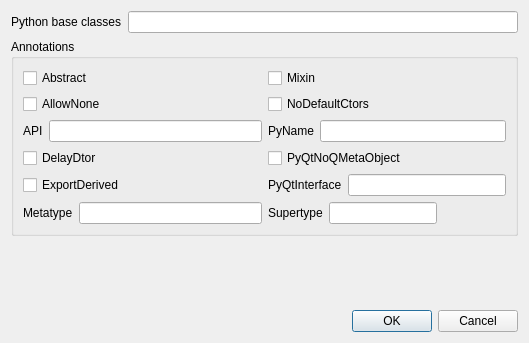
First picture: the form in metasip/api_editor/Designer/ClassPropertiesBase.ui, repository Python-SIP/metasip, before the edit.
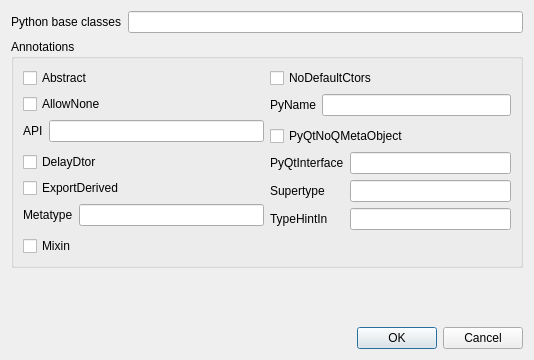
Second picture: the form after the edit.

Commit message: Added support for /TypeHintIn/ and /TypeHintOut/.

What changed in the file:
```diff
--- a/metasip/api_editor/Designer/ClassPropertiesBase.ui
+++ b/metasip/api_editor/Designer/ClassPropertiesBase.ui
@@ -6,8 +6,8 @@
    <rect>
     <x>0</x>
     <y>0</y>
-    <width>529</width>
-    <height>343</height>
+    <width>534</width>
+    <height>360</height>
    </rect>
   </property>
   <property name="windowTitle">
@@ -42,9 +42,9 @@
        </widget>
       </item>
       <item row="0" column="1">
-       <widget class="QCheckBox" name="mixinCb">
+       <widget class="QCheckBox" name="nodefaultctorsCb">
         <property name="text">
-         <string>Mixin</string>
+         <string>NoDefaultCtors</string>
         </property>
        </widget>
       </item>
@@ -55,14 +55,21 @@
         </property>
        </widget>
       </item>
-      <item row="1" column="1">
-       <widget class="QCheckBox" name="nodefaultctorsCb">
-        <property name="text">
-         <string>NoDefaultCtors</string>
-        </property>
-       </widget>
+      <item row="1" column="1" rowspan="2">
+       <layout class="QFormLayout" name="formLayout_5">
+        <item row="0" column="0">
+         <widget class="QLabel" name="label_2">
+          <property name="text">
+           <string>PyName</string>
+          </property>
+         </widget>
+        </item>
+        <item row="0" column="1">
+         <widget class="QLineEdit" name="pyName"/>
+        </item>
+       </layout>
       </item>
-      <item row="2" column="0">
+      <item row="2" column="0" rowspan="2">
        <layout class="QFormLayout" name="formLayout_3">
         <item row="0" column="0">
          <widget class="QLabel" name="label_3">
@@ -76,27 +83,6 @@
         </item>
        </layout>
       </item>
-      <item row="2" column="1">
-       <layout class="QHBoxLayout" name="horizontalLayout">
-        <item>
-         <widget class="QLabel" name="label_2">
-          <property name="text">
-           <string>PyName</string>
-          </property>
-         </widget>
-        </item>
-        <item>
-         <widget class="QLineEdit" name="pyName"/>
-        </item>
-       </layout>
-      </item>
-      <item row="3" column="0">
-       <widget class="QCheckBox" name="delaydtorCb">
-        <property name="text">
-         <string>DelayDtor</string>
-        </property>
-       </widget>
-      </item>
       <item row="3" column="1">
        <widget class="QCheckBox" name="noqmetaobjectCb">
         <property name="text">
@@ -105,27 +91,54 @@
        </widget>
       </item>
       <item row="4" column="0">
-       <widget class="QCheckBox" name="exportderivedCb">
+       <widget class="QCheckBox" name="delaydtorCb">
         <property name="text">
-         <string>ExportDerived</string>
+         <string>DelayDtor</string>
         </property>
        </widget>
       </item>
-      <item row="4" column="1">
-       <layout class="QHBoxLayout" name="horizontalLayout_2">
-        <item>
+      <item row="4" column="1" rowspan="3">
+       <layout class="QFormLayout" name="formLayout_4">
+        <item row="0" column="0">
          <widget class="QLabel" name="label_6">
           <property name="text">
            <string>PyQtInterface</string>
           </property>
          </widget>
         </item>
-        <item>
+        <item row="0" column="1">
          <widget class="QLineEdit" name="interface"/>
         </item>
+        <item row="1" column="0">
+         <widget class="QLabel" name="label_5">
+          <property name="text">
+           <string>Supertype</string>
+          </property>
+         </widget>
+        </item>
+        <item row="1" column="1">
+         <widget class="QLineEdit" name="supertype"/>
+        </item>
+        <item row="2" column="0">
+         <widget class="QLabel" name="label_7">
+          <property name="text">
+           <string>TypeHintIn</string>
+          </property>
+         </widget>
+        </item>
+        <item row="2" column="1">
+         <widget class="QLineEdit" name="typeHintIn"/>
+        </item>
        </layout>
       </item>
       <item row="5" column="0">
+       <widget class="QCheckBox" name="exportderivedCb">
+        <property name="text">
+         <string>ExportDerived</string>
+        </property>
+       </widget>
+      </item>
+      <item row="6" column="0">
        <layout class="QFormLayout" name="formLayout_2">
         <item row="0" column="0">
          <widget class="QLabel" name="label_4">
@@ -139,22 +152,12 @@
         </item>
        </layout>
       </item>
-      <item row="5" column="1">
-       <layout class="QFormLayout" name="formLayout_5">
-        <property name="fieldGrowthPolicy">
-         <enum>QFormLayout::FieldsStayAtSizeHint</enum>
+      <item row="7" column="0">
+       <widget class="QCheckBox" name="mixinCb">
+        <property name="text">
+         <string>Mixin</string>
         </property>
-        <item row="0" column="0">
-         <widget class="QLabel" name="label_5">
-          <property name="text">
-           <string>Supertype</string>
-          </property>
-         </widget>
-        </item>
-        <item row="0" column="1">
-         <widget class="QLineEdit" name="supertype"/>
-        </item>
-       </layout>
+       </widget>
       </item>
      </layout>
     </widget>
```
Left out of the diff: 1 changed line with no effect on the pictures. The commit also changes 3 other files.
